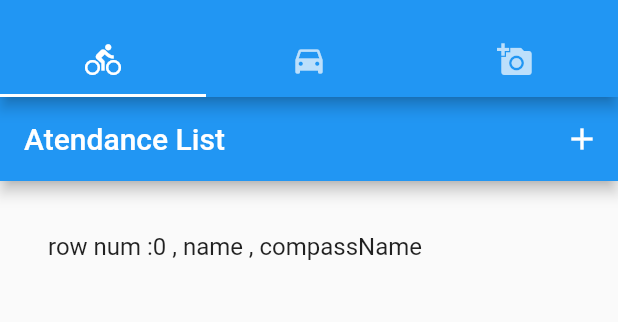
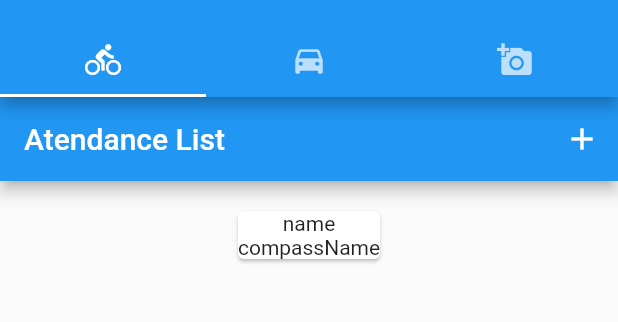
Before and after one commit to MasaruMiyamoto/atendance_record, a Flutter app: the screen it shows after launch, after a tap on the "add" icon, on a phone screen of 412 x 824 dp, the part 59-381 px from its top. Run offline on Flutter 3.47's test engine with Material 2 defaults, Android fonts, the phone set to English and light mode, and no system bars; missing offline and left inert: rapido.

Commit message:
ListViewwの中身にCardを検討

```diff
--- a/lib/atendanceView.dart
+++ b/lib/atendanceView.dart
@@ -57,21 +57,46 @@ class _AtendanceViewState extends State<AtendanceView> {
   //出席者リストを表示
   ListView _createListView(){
     return ListView.builder(
-      padding:  const EdgeInsets.all(16.0),
+      padding:  const EdgeInsets.all(10.0),
       itemBuilder: (context, cnt,){
-        return ListTile(
-          title: Text(
-            "row num :" + cnt.toString() + " , "
-            + _atendanceList[cnt].name + " , "
-            + _atendanceList[cnt].conpassName
-          ),
-        );
+        // return _formatMenberInfo(cnt);
+        return _createCenter(cnt);
       },
       //表示するスクロールリストの上限数設定
       //出席者リスト数を設定すればOK
       itemCount: _atendanceList.length,
 
+
     );
   }
 
+   Center _createCenter(int index){
+    return Center(
+      child: Card(
+        margin: EdgeInsets.all(10.0),
+        // color: Colors.red,
+        child: Column(
+          children: <Widget>[
+            Text(_atendanceList[index].name),
+            Text(_atendanceList[index].conpassName),
+          ],
+        ),
+      ),
+    );
+  }
+
+
+
+
+  //index番目の出席者情報を取得
+  ListTile _formatMenberInfo(int index) {
+    return ListTile(
+          title: Text(
+            "row num :" + index.toString() + " , "
+            + _atendanceList[index].name + " , "
+            + _atendanceList[index].conpassName
+          ),
+        );
+  }
+
 }
```
Also changed, not shown: lib/RapidoExample.dart (+8 -13 lines).
